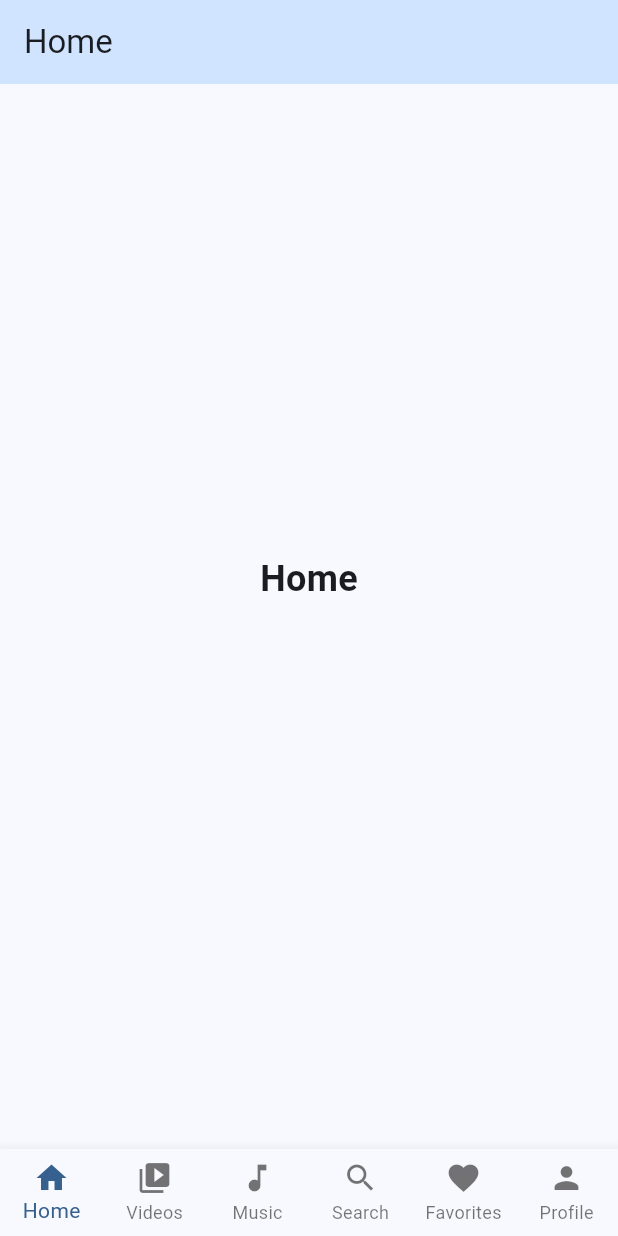
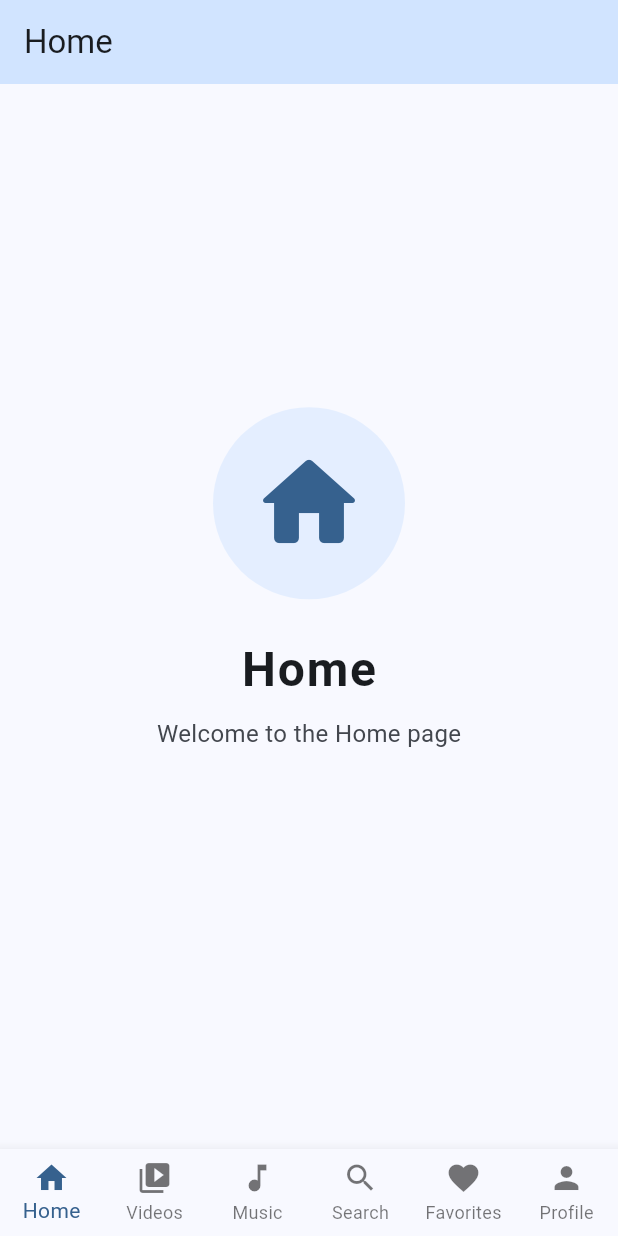
Before and after one commit to Miftah-Fentaw/Flutter_Google_Admob, a Flutter app: the screen it shows after launch, on a phone screen of 412 x 824 dp. Run offline on Flutter 3.47's test engine with Material 3 defaults, Android fonts, the phone set to English and light mode, and no system bars; drawn by our look-alikes of google_mobile_ads; network calls fail.

Commit message:
bottomnavbar screens for the das to be shown

```diff
--- a/lib/screens/simple_screens.dart
+++ b/lib/screens/simple_screens.dart
@@ -1,16 +1,166 @@
 import 'package:flutter/material.dart';
+import 'package:google_mobile_ads/google_mobile_ads.dart';
+import '../ads/ad_helper.dart';
 
-class SimpleScreen extends StatelessWidget {
+class SimpleScreen extends StatefulWidget {
   final String title;
 
   const SimpleScreen({super.key, required this.title});
 
   @override
+  State<SimpleScreen> createState() => _SimpleScreenState();
+}
+
+class _SimpleScreenState extends State<SimpleScreen> {
+  RewardedInterstitialAd? _rewardedInterstitialAd;
+  bool _isAdLoaded = false;
+
+  @override
+  void initState() {
+    super.initState();
+    if (widget.title.toLowerCase() == 'search') {
+      _loadRewardedInterstitialAd();
+    }
+  }
+
+  void _loadRewardedInterstitialAd() {
+    RewardedInterstitialAd.load(
+      adUnitId: AdHelper.rewardedInterstitialAdUnitId,
+      request: const AdRequest(),
+      rewardedInterstitialAdLoadCallback: RewardedInterstitialAdLoadCallback(
+        onAdLoaded: (ad) {
+          debugPrint('RewardedInterstitialAd loaded.');
+          setState(() {
+            _rewardedInterstitialAd = ad;
+            _isAdLoaded = true;
+          });
+        },
+        onAdFailedToLoad: (LoadAdError error) {
+          debugPrint('RewardedInterstitialAd failed to load: $error');
+          _rewardedInterstitialAd = null;
+          _isAdLoaded = false;
+        },
+      ),
+    );
+  }
+
+  void _showRewardedInterstitialAd() {
+    if (_rewardedInterstitialAd == null) return;
+
+    _rewardedInterstitialAd!.fullScreenContentCallback =
+        FullScreenContentCallback(
+          onAdShowedFullScreenContent: (ad) =>
+              debugPrint('$ad onAdShowedFullScreenContent'),
+          onAdDismissedFullScreenContent: (ad) {
+            debugPrint('$ad onAdDismissedFullScreenContent');
+            ad.dispose();
+            setState(() {
+              _rewardedInterstitialAd = null;
+              _isAdLoaded = false;
+            });
+            _loadRewardedInterstitialAd();
+          },
+          onAdFailedToShowFullScreenContent: (ad, error) {
+            debugPrint('$ad onAdFailedToShowFullScreenContent: $error');
+            ad.dispose();
+            setState(() {
+              _rewardedInterstitialAd = null;
+              _isAdLoaded = false;
+            });
+            _loadRewardedInterstitialAd();
+          },
+        );
+
+    _rewardedInterstitialAd!.show(
+      onUserEarnedReward: (AdWithoutView ad, RewardItem reward) {
+        debugPrint('User earned reward: ${reward.amount} ${reward.type}');
+        ScaffoldMessenger.of(context).showSnackBar(
+          SnackBar(
+            content: Text('Reward Earned: ${reward.amount} ${reward.type}'),
+          ),
+        );
+      },
+    );
+  }
+
+  @override
+  void dispose() {
+    _rewardedInterstitialAd?.dispose();
+    super.dispose();
+  }
+
+  IconData _getIcon() {
+    switch (widget.title.toLowerCase()) {
+      case 'home':
+        return Icons.home_rounded;
+      case 'music':
+        return Icons.music_note_rounded;
+      case 'search':
+        return Icons.search_rounded;
+      case 'favorites':
+        return Icons.favorite_rounded;
+      default:
+        return Icons.category_rounded;
+    }
+  }
+
+  @override
   Widget build(BuildContext context) {
+    final colorScheme = Theme.of(context).colorScheme;
+    final isSearch = widget.title.toLowerCase() == 'search';
+
     return Center(
-      child: Text(
-        title,
-        style: const TextStyle(fontSize: 24, fontWeight: FontWeight.bold),
+      child: Column(
+        mainAxisAlignment: MainAxisAlignment.center,
+        children: [
+          Container(
+            padding: const EdgeInsets.all(24),
+            decoration: BoxDecoration(
+              color: colorScheme.primaryContainer.withAlpha(128),
+              shape: BoxShape.circle,
+            ),
+            child: Icon(_getIcon(), size: 80, color: colorScheme.primary),
+          ),
+          const SizedBox(height: 24),
+          Text(
+            widget.title,
+            style: TextStyle(
+              fontSize: 32,
+              fontWeight: FontWeight.bold,
+              color: colorScheme.onSurface,
+              letterSpacing: 1.2,
+            ),
+          ),
+          const SizedBox(height: 8),
+          Text(
+            'Welcome to the ${widget.title} page',
+            style: TextStyle(fontSize: 16, color: colorScheme.onSurfaceVariant),
+          ),
+          if (isSearch) ...[
+            const SizedBox(height: 40),
+            ElevatedButton.icon(
+              onPressed: _isAdLoaded ? _showRewardedInterstitialAd : null,
+              icon: Icon(
+                _isAdLoaded ? Icons.play_circle_fill : Icons.hourglass_empty,
+              ),
+              label: Text(
+                _isAdLoaded ? 'Show Rewarded Interstitial' : 'Loading Ad...',
+              ),
+              style: ElevatedButton.styleFrom(
+                padding: const EdgeInsets.symmetric(
+                  horizontal: 24,
+                  vertical: 12,
+                ),
+                backgroundColor: _isAdLoaded
+                    ? colorScheme.primary
+                    : colorScheme.surfaceContainerHighest,
+                foregroundColor: _isAdLoaded
+                    ? colorScheme.onPrimary
+                    : colorScheme.onSurfaceVariant,
+              ),
+            ),
+          ],
+        ],
       ),
     );
   }
```
Also changed, not shown: lib/screens/videos_screen.dart (+6 -1 lines).
